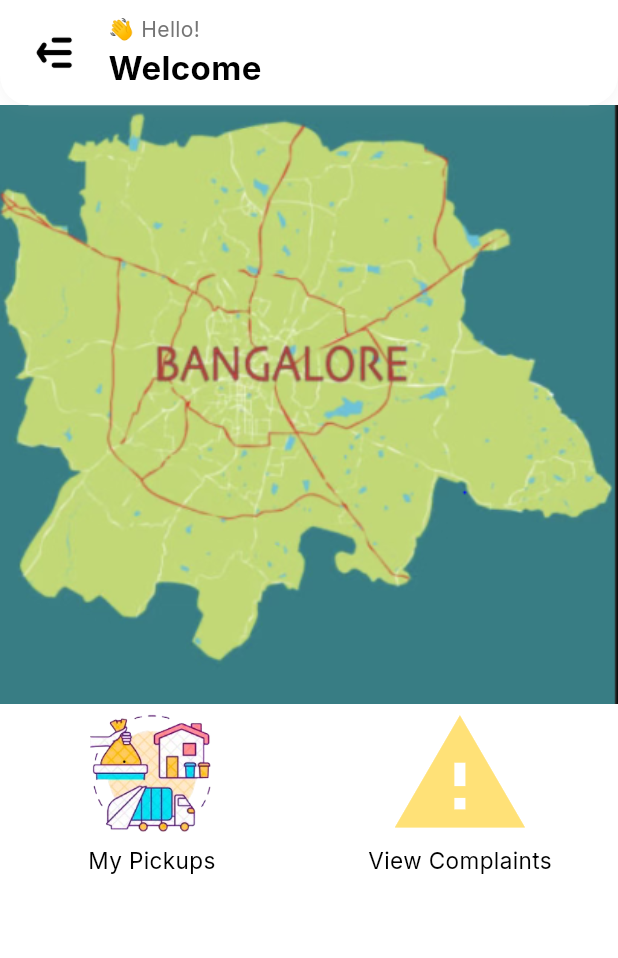
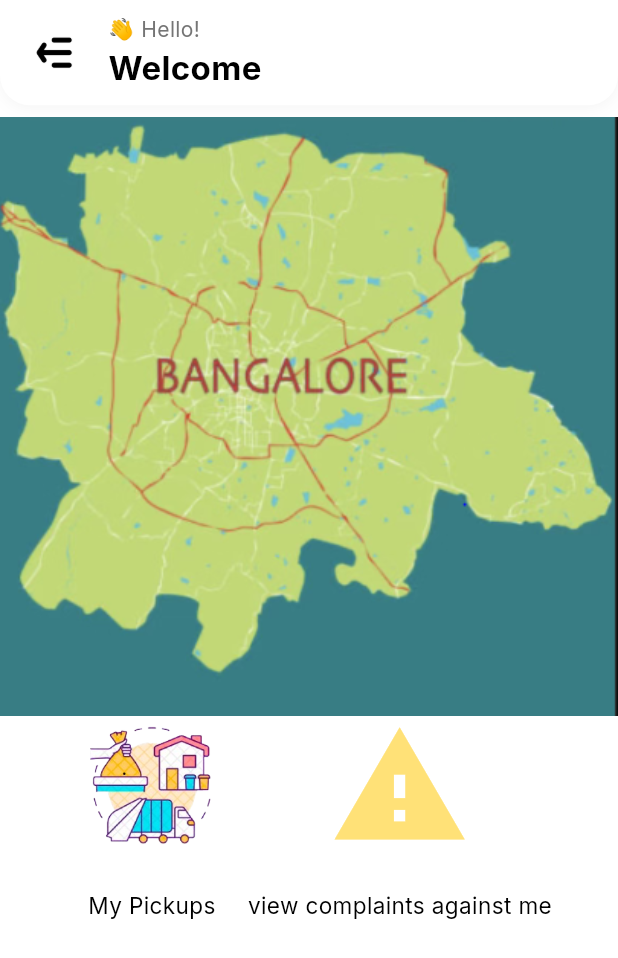
Before and after one commit to arushi1024/waste_management_driver, a Flutter app: the HomepageWithMenuScreen screen opened by its route, on a phone screen of 412 x 824 dp. Shown: the top 958 px of the screen. Run offline on Flutter 3.47's test engine with Material 3 defaults, Android fonts, the phone set to English and light mode, and no system bars; our stand-ins replace cached_network_image, cloud_firestore, connectivity_plus, firebase_auth, firebase_core, flutter_svg and 3 more; accounts and stored records are empty.

Commit message:
WIP: saving local changes before revert

```diff
--- a/lib/presentation/homepage_with_menu/homepage_with_menu_screen.dart
+++ b/lib/presentation/homepage_with_menu/homepage_with_menu_screen.dart
@@ -15,7 +15,12 @@ class HomepageWithMenuScreen extends GetWidget<HomepageWithMenuController> {
     return Scaffold(
       backgroundColor: theme.colorScheme.onPrimaryContainer,
       appBar: _buildAppBar(),
-      body:Column(
+      body: SafeArea(
+        top: false,
+        child: Container(
+          width: double.maxFinite,
+          padding: EdgeInsets.only(top: 8.h),
+          child: Column(
             mainAxisSize: MainAxisSize.max,
             children: [
               CustomImageView(
@@ -29,12 +34,15 @@ class HomepageWithMenuScreen extends GetWidget<HomepageWithMenuController> {
                 child: Row(
                   mainAxisAlignment: MainAxisAlignment.spaceBetween,
                   children: [
-          // My Pickups
+                    // Option for "My Pickups"
                     GestureDetector(
                       onTap: () {
                         Get.toNamed(AppRoutes.iphone16ProTwelveScreen);
                       },
+                      child: Container(
+                        // padding: EdgeInsets.symmetric(horizontal: 22.h),
                         child: Column(
+                          spacing: 22,
                           children: [
                             CustomImageView(
                               imagePath: ImageConstant.imgTempimagerobdau,
@@ -50,60 +58,42 @@ class HomepageWithMenuScreen extends GetWidget<HomepageWithMenuController> {
                           ],
                         ),
                       ),
-
-          // View Complaints
+                    ),
+                    // Option for "View Complaints"
                     GestureDetector(
                       onTap: () {
+                        // Navigate to complaints page
+                        // Get.toNamed(AppRoutes.viewComplaintsScreen);
                          Navigator.push(
                       context,
                       MaterialPageRoute(builder: (x) => ViewComplaintsScreen()),
                     );
                       },
+                      child: Container(
+                        // padding: EdgeInsets.symmetric(horizontal: 22.h),
                         child: Column(
+                          spacing: 22,
                           children: [
                             Icon(
-                  Icons.report_problem,
+                              Icons.report_problem, // Complaint icon
                               size: 94.h,
                               color: theme.colorScheme.primary,
                             ),
                             Text(
-                  "View Complaints",
+                              "view complaints against me", // Label for Complaints
                               style: theme.textTheme.bodyMedium,
                             ),
                           ],
                         ),
                       ),
+                    ),
+                  ],
+                ),
+              )
             ],
           ),
         ),
-
-    // 🔽 New: My Earnings
-    const SizedBox(height: 24),
-    // GestureDetector(
-    //   onTap: () {
-    //     // TODO: Navigate to earnings screen if you have one
-    //   },
-    //   child: Column(
-    //     children: [
-    //       Icon(
-    //         Icons.account_balance_wallet,
-    //         size: 64.h,
-    //         color: Colors.green[700],
-    //       ),
-    //       const SizedBox(height: 8),
-    //       Text(
-    //         "My Earnings",
-    //         style: theme.textTheme.bodyMedium?.copyWith(
-    //           fontSize: 16,
-    //           fontWeight: FontWeight.w600,
-    //         ),
-    //       ),
-    //     ],
-    //   ),
-    // ),
-  ],
       ),
-
     );
   }
 
```
Also changed, not shown: lib/presentation/iphone_16_2/controller/iphone_16_pro_two_controller.dart (+0 -31 lines), lib/presentation/iphone_16_2/iphone_16_pro_two_screen.dart (+5 -15 lines), lib/presentation/iphone_16_3/controller/iphone_16_pro_three_controller.dart (+19 -19 lines), 1 other file. Lines whose indentation alone changed are shown as unchanged.
